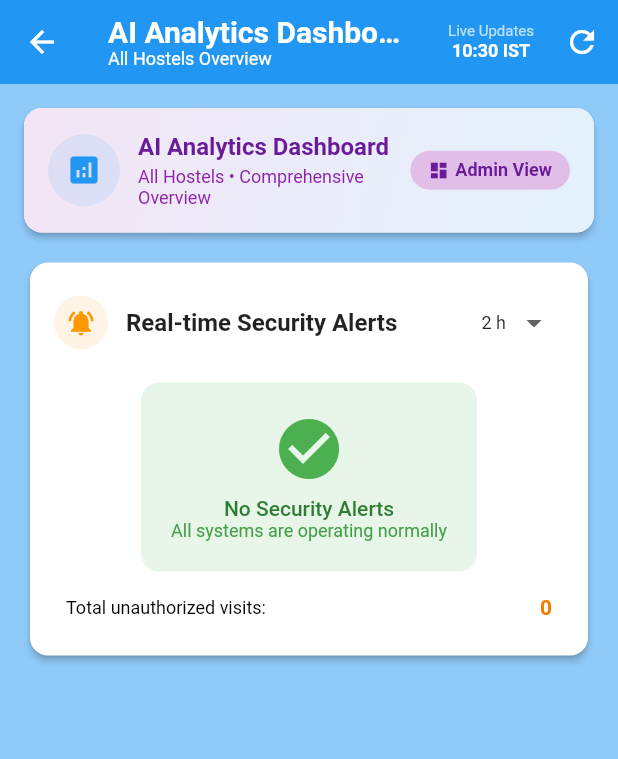
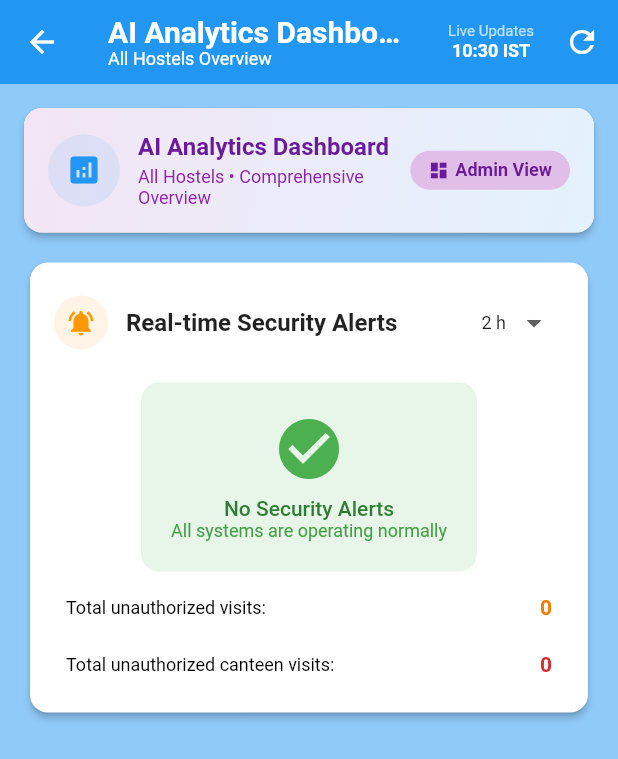
Before and after one commit to r11insvikrant127/CN_Project_App_Dev, a Flutter app: the PredictiveAnalyticsScreen screen opened directly with empty values, on a phone screen of 412 x 824 dp. Shown: the top 759 px of the screen. Run offline on Flutter 3.47's test engine with Material 3 defaults, Android fonts, the phone set to English and light mode, and no system bars; our stand-ins replace connectivity_plus, device_info_plus, firebase_core, firebase_messaging, fl_chart, flutter_local_notifications and 12 more; missing offline and left inert: flutter_downloader, mobile_scanner; accounts and stored records are empty; network calls fail.

Commit message:
Fix real-time security analytics

```diff
--- a/lib/predictive_analytics_screen.dart
+++ b/lib/predictive_analytics_screen.dart
@@ -902,22 +902,37 @@ class _PredictiveAnalyticsScreenState extends State<PredictiveAnalyticsScreen> {
         ? _realTimeAlerts!['alerts'] as List
         : <dynamic>[];
 
-    final totalVisits = _realTimeAlerts?['total_unauthorized_visits'] is num
-        ? _realTimeAlerts!['total_unauthorized_visits']
-        : 0;
+    // Total allowed-time security violations
+    final totalUnauthorizedVisits =
+        _realTimeAlerts?['total_unauthorized_visits'] is num
+            ? _realTimeAlerts!['total_unauthorized_visits']
+            : 0;
+
+    // Total unauthorized canteen visits
+    final totalUnauthorizedCanteenVisits =
+        _realTimeAlerts?['total_unauthorized_canteen_visits'] is num
+            ? _realTimeAlerts!['total_unauthorized_canteen_visits']
+            : 0;
 
     List<Widget> alertChildren = [];
 
     if (alerts.isEmpty) {
       alertChildren.add(_buildEmptyAlertState(isDark));
     } else {
-      alertChildren.addAll(alerts
-          .map<Widget>((alert) => _buildAlertCard(alert, isDark))
-          .toList());
-    }
-
+      alertChildren.addAll(
+        alerts
+            .map<Widget>((alert) => _buildAlertCard(alert, isDark))
+            .toList(),
+      );
+    }
+
+    // ---------------------------------------------------------
+    // TOTALS
+    // ---------------------------------------------------------
     alertChildren.addAll([
       SizedBox(height: 8),
+
+      // Total unauthorized/time violations
       Container(
         padding: EdgeInsets.all(8),
         decoration: BoxDecoration(
@@ -931,27 +946,70 @@ class _PredictiveAnalyticsScreenState extends State<PredictiveAnalyticsScreen> {
               child: Text(
                 'Total unauthorized visits:',
                 style: TextStyle(
-                    fontSize: 12,
-                    color: Theme.of(context).colorScheme.onSurfaceVariant),
+                  fontSize: 12,
+                  color: Theme.of(context)
+                      .colorScheme
+                      .onSurfaceVariant,
+                ),
                 overflow: TextOverflow.ellipsis,
               ),
             ),
             SizedBox(width: 8),
             Text(
-              '$totalVisits',
+              '$totalUnauthorizedVisits',
               style: TextStyle(
-                  fontSize: 14,
-                  fontWeight: FontWeight.bold,
-                  color: Colors.orange[700]),
+                fontSize: 14,
+                fontWeight: FontWeight.bold,
+                color: Colors.orange[700],
+              ),
             ),
           ],
         ),
       ),
+
+      SizedBox(height: 6),
+
+      // Total unauthorized canteen visits
+      Container(
+        padding: EdgeInsets.all(8),
+        decoration: BoxDecoration(
+          color: Theme.of(context).colorScheme.surfaceVariant,
+          borderRadius: BorderRadius.circular(6),
+        ),
+        child: Row(
+          mainAxisAlignment: MainAxisAlignment.spaceBetween,
+          children: [
+            Expanded(
+              child: Text(
+                'Total unauthorized canteen visits:',
+                style: TextStyle(
+                  fontSize: 12,
+                  color: Theme.of(context)
+                      .colorScheme
+                      .onSurfaceVariant,
+                ),
+                overflow: TextOverflow.ellipsis,
+              ),
+            ),
+            SizedBox(width: 8),
+            Text(
+              '$totalUnauthorizedCanteenVisits',
+              style: TextStyle(
+                fontSize: 14,
+                fontWeight: FontWeight.bold,
+                color: Colors.red[700],
+              ),
+            ),
+          ],
+        ),
+      ),
     ]);
 
     return Card(
       elevation: 2,
-      shape: RoundedRectangleBorder(borderRadius: BorderRadius.circular(12)),
+      shape: RoundedRectangleBorder(
+        borderRadius: BorderRadius.circular(12),
+      ),
       child: Padding(
         padding: EdgeInsets.all(16),
         child: Column(
@@ -965,14 +1023,20 @@ class _PredictiveAnalyticsScreenState extends State<PredictiveAnalyticsScreen> {
                     color: Colors.orange.withOpacity(0.1),
                     shape: BoxShape.circle,
                   ),
-                  child: Icon(Icons.notifications_active,
-                      color: Colors.orange, size: 20),
+                  child: Icon(
+                    Icons.notifications_active,
+                    color: Colors.orange,
+                    size: 20,
+                  ),
                 ),
                 SizedBox(width: 12),
                 Expanded(
                   child: Text(
                     'Real-time Security Alerts',
-                    style: TextStyle(fontSize: 16, fontWeight: FontWeight.bold),
+                    style: TextStyle(
+                      fontSize: 16,
+                      fontWeight: FontWeight.bold,
+                    ),
                   ),
                 ),
                 _buildTimeframeSelector(isDark),
@@ -1573,13 +1637,15 @@ class _PredictiveAnalyticsScreenState extends State<PredictiveAnalyticsScreen> {
 
   String _formatAlertTime(dynamic timestamp) {
     if (timestamp == null) return 'Unknown time';
+
     try {
       if (timestamp is String) {
-        final dateTime =
-            DateTime.parse(timestamp).toLocal(); // ✅ FIX: Convert to local time
-        return DateFormat('HH:mm').format(dateTime) +
-            ' IST'; // ✅ FIX: Add IST indicator
+        final dateTime = DateTime.parse(timestamp).toLocal();
+
+        return DateFormat('dd MMM yyyy • HH:mm:ss').format(dateTime) +
+            ' IST';
       }
+
       return 'Recent';
     } catch (e) {
       return 'Recent';
```
Also changed, not shown: 1 other file.
